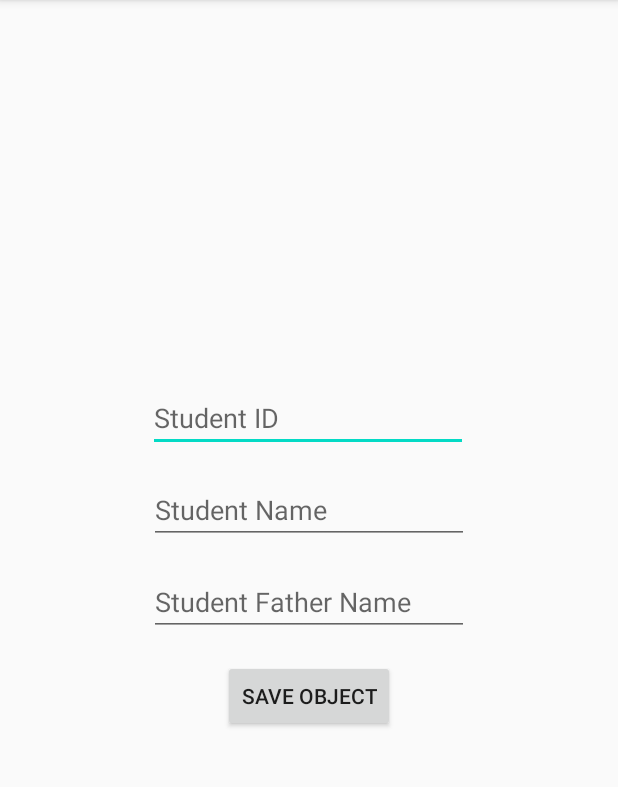
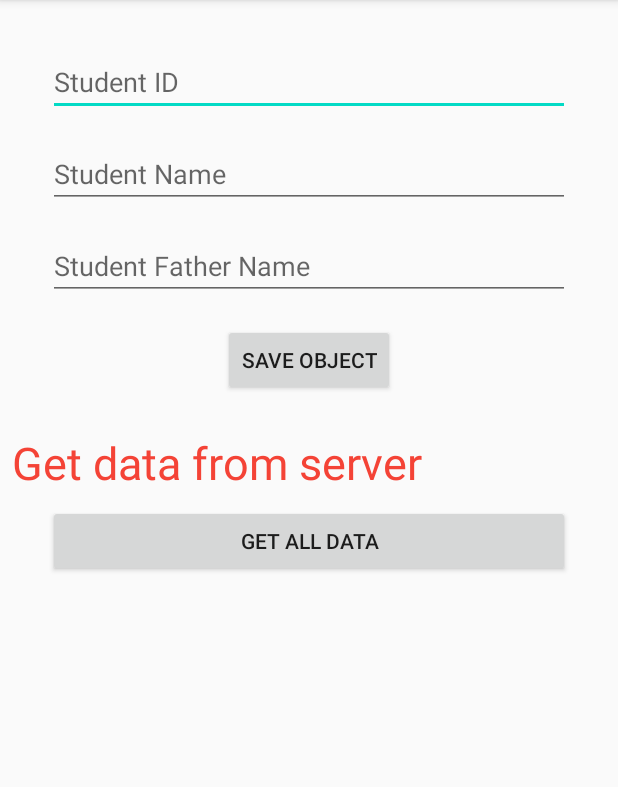
Before and after one commit to MuhammadAliGhaffar/InstagramClone, an Android app: the screen it shows after launch (SignUp), on a phone screen of 412 x 824 dp, the part 84-871 px from its top. Run offline under Robolectric (Android 15) with nearby library versions, the phone set to English and light mode, and no system bars; libraries missing offline, so code that uses them is left out: com.parse, com.shashank.sony; 1 statement that could not run was skipped.

Commit message:
Retrive data from parse server

```diff
--- a/app/src/main/java/com/example/instagramclone/SignUp.java
+++ b/app/src/main/java/com/example/instagramclone/SignUp.java
@@ -3,18 +3,25 @@ package com.example.instagramclone;
 import android.os.Bundle;
 import android.view.View;
 import android.widget.EditText;
+import android.widget.TextView;
 
 import androidx.appcompat.app.AppCompatActivity;
 
+import com.parse.FindCallback;
+import com.parse.GetCallback;
 import com.parse.ParseException;
 import com.parse.ParseObject;
+import com.parse.ParseQuery;
 import com.parse.SaveCallback;
 import com.shashank.sony.fancytoastlib.FancyToast;
+
+import java.util.List;
 
 public class SignUp extends AppCompatActivity {
 
     private EditText edt_id,edt_name,edt_father;
-
+    private TextView txtGetData;
+    private String allStudent;
 
     @Override
     protected void onCreate(Bundle savedInstanceState) {
@@ -24,6 +31,23 @@ public class SignUp extends AppCompatActivity {
         edt_id=findViewById(R.id.edt_id);
         edt_name=findViewById(R.id.edt_name);
         edt_father=findViewById(R.id.edt_father);
+        txtGetData=findViewById(R.id.txtGetData);
+
+        txtGetData.setOnClickListener(new View.OnClickListener() {
+            @Override
+            public void onClick(View view) {
+                ParseQuery<ParseObject> parseQuery= ParseQuery.getQuery("Student");
+                parseQuery.getInBackground("A7PQgzhZNU", new GetCallback<ParseObject>() {
+                    @Override
+                    public void done(ParseObject object, ParseException e) {
+                        if(object !=null && e==null){
+                            txtGetData.setText(object.get("student_name")+"");
+                        }
+                    }
+                });
+            }
+        });
+
     }
 
 
@@ -55,4 +79,31 @@ public class SignUp extends AppCompatActivity {
 
     }
 
+    public void getAllData(View view){
+
+        allStudent="";
+
+        ParseQuery<ParseObject> queryAll = ParseQuery.getQuery("Student");
+        queryAll.findInBackground(new FindCallback<ParseObject>() {
+            @Override
+            public void done(List<ParseObject> objects, ParseException e) {
+                if(e==null){
+                    if(objects.size() > 0){
+
+                        for(ParseObject student : objects){
+                            allStudent = allStudent + student.get("student_name") + student.get("student_father") + student.get("student_id") + "\n";
+
+                        }
+
+                        FancyToast.makeText(SignUp.this,allStudent,FancyToast.LENGTH_LONG,FancyToast.SUCCESS,false).show();
+
+                    }else {
+                        FancyToast.makeText(SignUp.this,e.getMessage(),FancyToast.LENGTH_LONG,FancyToast.ERROR,true).show();
+
+                    }
+                }
+            }
+        });
+    }
+
 }
--- a/app/src/main/res/layout/activity_sign_up.xml
+++ b/app/src/main/res/layout/activity_sign_up.xml
@@ -8,9 +8,11 @@
 
     <EditText
         android:id="@+id/edt_id"
-        android:layout_width="wrap_content"
+        android:layout_width="0dp"
         android:layout_height="wrap_content"
-        android:layout_marginTop="256dp"
+        android:layout_marginStart="32dp"
+        android:layout_marginTop="32dp"
+        android:layout_marginEnd="32dp"
         android:ems="10"
         android:hint="Student ID"
         android:inputType="textPersonName"
@@ -21,9 +23,11 @@
 
     <EditText
         android:id="@+id/edt_name"
-        android:layout_width="wrap_content"
+        android:layout_width="0dp"
         android:layout_height="wrap_content"
+        android:layout_marginStart="32dp"
         android:layout_marginTop="16dp"
+        android:layout_marginEnd="32dp"
         android:ems="10"
         android:hint="Student Name"
         android:inputType="textPersonName"
@@ -33,9 +37,11 @@
 
     <EditText
         android:id="@+id/edt_father"
-        android:layout_width="wrap_content"
+        android:layout_width="0dp"
         android:layout_height="wrap_content"
+        android:layout_marginStart="32dp"
         android:layout_marginTop="16dp"
+        android:layout_marginEnd="32dp"
         android:ems="10"
         android:hint="Student Father Name"
         android:inputType="textPersonName"
@@ -56,4 +62,31 @@
         app:layout_constraintStart_toStartOf="parent"
         app:layout_constraintTop_toBottomOf="@+id/edt_father"
         app:layout_constraintVertical_bias="0.0" />
+
+    <TextView
+        android:id="@+id/txtGetData"
+        android:layout_width="0dp"
+        android:layout_height="wrap_content"
+        android:layout_marginStart="8dp"
+        android:layout_marginTop="24dp"
+        android:layout_marginEnd="8dp"
+        android:text="Get data from server"
+        android:textColor="#F44336"
+        android:textSize="30sp"
+        app:layout_constraintEnd_toEndOf="parent"
+        app:layout_constraintStart_toStartOf="parent"
+        app:layout_constraintTop_toBottomOf="@+id/button" />
+
+    <Button
+        android:id="@+id/button2"
+        android:layout_width="0dp"
+        android:layout_height="wrap_content"
+        android:layout_marginStart="32dp"
+        android:layout_marginTop="8dp"
+        android:layout_marginEnd="32dp"
+        android:onClick="getAllData"
+        android:text="Get All Data"
+        app:layout_constraintEnd_toEndOf="parent"
+        app:layout_constraintStart_toStartOf="parent"
+        app:layout_constraintTop_toBottomOf="@+id/txtGetData" />
 </androidx.constraintlayout.widget.ConstraintLayout>
```
